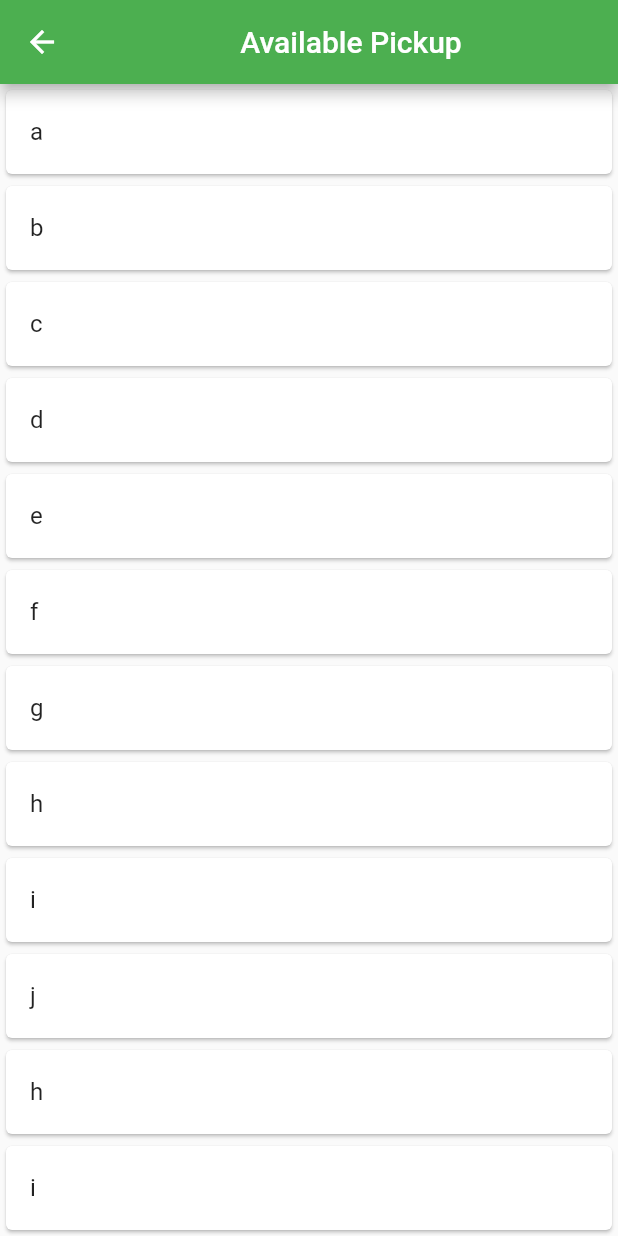
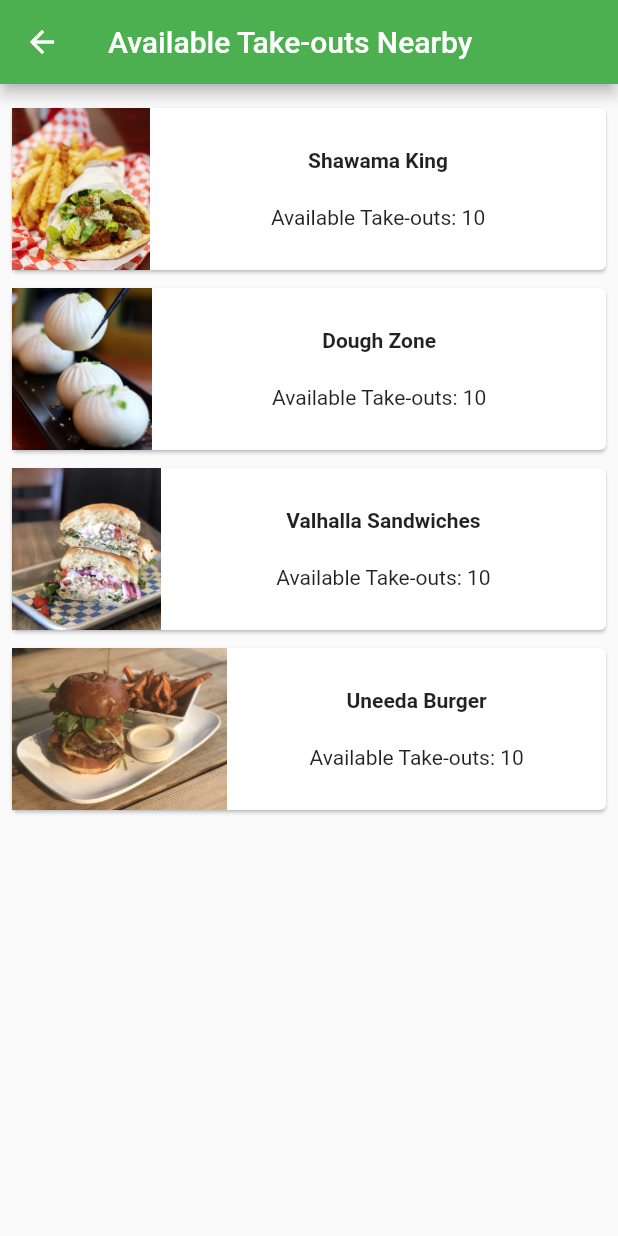
Before and after one commit to kelvinc123/Food4All, a Flutter app: the Drivers screen opened directly, on a phone screen of 412 x 824 dp. Run offline on Flutter 3.47's test engine with Material 2 defaults, Android fonts, the phone set to English and light mode, and no system bars; our stand-ins replace cloud_firestore, firebase_auth, firebase_core, font_awesome_flutter, google_fonts, google_maps_flutter and 2 more; accounts and stored records are empty; Roboto replaces fonts that are missing (Mukta).

Commit message:
add Yiyu's drivers page update

```diff
--- a/flutter/lib/main.dart
+++ b/flutter/lib/main.dart
@@ -2,7 +2,6 @@ import 'package:firebase_core/firebase_core.dart';
 import 'package:firebase_auth/firebase_auth.dart';
 import 'package:flutter/material.dart';
 import 'package:food4all_app/core/auth/authentication-service.dart';
-// import 'package:food4all_app/screens/feed.dart';
 import 'package:food4all_app/screens/loading.dart';
 import 'package:food4all_app/widgets/auth/authentication-wrapper.dart';
 import 'package:google_fonts/google_fonts.dart';
--- a/flutter/lib/screens/drivers.dart
+++ b/flutter/lib/screens/drivers.dart
@@ -1,4 +1,6 @@
 import 'package:flutter/material.dart';
+
+
 
 class Drivers extends StatefulWidget {
   @override
@@ -9,55 +11,74 @@ class _DriversState extends State<Drivers> {
   @override
   Widget build(BuildContext context) {
     return Scaffold(
-      appBar: AppBar(
-          title: Center(
-        child: Text("Available Pickup"),
-      )),
       body: DriverBody(),
     );
   }
 }
 
+
 class DriverBody extends StatelessWidget {
-  List<String> _testItems = [
-    "a",
-    "b",
-    "c",
-    "d",
-    "e",
-    "f",
-    "g",
-    "h",
-    "i",
-    "j",
-    "h",
-    "i",
-    "j"
-  ];
+
+  DriverBody({Key key, this.title}) : super(key: key);
+
+  final String title;
 
   @override
   Widget build(BuildContext context) {
-    return Container(
-      child: ListView.builder(
-          scrollDirection: Axis.vertical,
-          itemCount: _testItems.length,
-          itemBuilder: (BuildContext context, int index) {
-            return RestaurantsWidget(_testItems[index]);
-          }),
-    );
+    return Scaffold(
+        appBar: AppBar(title: Text("Available Take-outs Nearby")),
+        body: ListView(
+          shrinkWrap: true,
+          padding: const EdgeInsets.fromLTRB(2.0, 10.0, 2.0, 10.0),
+          children: <Widget>[
+            ProductBox(
+                name: "Shawama King",
+                description: "Available Take-outs: 10",
+                image: "shaw.png"),
+            ProductBox(
+                name: "Dough Zone",
+                description: "Available Take-outs: 10",
+                image: "dough.png"),
+            ProductBox(
+                name: "Valhalla Sandwiches",
+                description: "Available Take-outs: 10",
+                image: "val.png"),
+            ProductBox(
+                name: "Uneeda Burger",
+                description: "Available Take-outs: 10",
+                image: "une.png"),
+          ],
+        ));
   }
 }
 
-class RestaurantsWidget extends StatelessWidget {
-  final item;
 
-  RestaurantsWidget(this.item);
-
-  @override
+class ProductBox extends StatelessWidget {
+  ProductBox({Key key, this.name, this.description, this.image})
+      : super(key: key);
+  final String name;
+  final String description;
+  final String image;
   Widget build(BuildContext context) {
-    return Card(
-        child: ListTile(
-      title: Text(item),
-    ));
+    return Container(
+        padding: EdgeInsets.all(2),
+        height: 120,
+        child: Card(
+            child: Row(
+                mainAxisAlignment: MainAxisAlignment.spaceEvenly,
+                children: <Widget>[
+              Image.asset("assets/images/" + image),
+              Expanded(
+                  child: Container(
+                      padding: EdgeInsets.all(5),
+                      child: Column(
+                        mainAxisAlignment: MainAxisAlignment.spaceEvenly,
+                        children: <Widget>[
+                          Text(this.name,
+                              style: TextStyle(fontWeight: FontWeight.bold)),
+                          Text(this.description),
+                        ],
+                      )))
+            ])));
   }
 }
--- a/flutter/lib/screens/feed.dart
+++ /dev/null
@@ -1,8 +0,0 @@
-import 'package:flutter/material.dart';
-
-class Feed extends StatelessWidget {
-  @override
-  Widget build(BuildContext context) {
-    return Container(color: Colors.greenAccent[700], child: Text("Feed"));
-  }
-}
--- a/flutter/pubspec.yaml
+++ b/flutter/pubspec.yaml
@@ -68,6 +68,12 @@ flutter:
     - assets/images/register_bg.png
     - assets/images/logo.png
     - assets/images/google_logo.png
+
+    # Add Yiyu's sample images. Later on, we can use firestore.
+    - assets/images/dough.png
+    - assets/images/shaw.png
+    - assets/images/une.png
+    - assets/images/val.png
   #   - images/a_dot_ham.jpeg
 
   # An image asset can refer to one or more resolution-specific "variants", see
```
Also changed, not shown: flutter/assets/images/dough.png (added), flutter/assets/images/shaw.png (added), flutter/assets/images/une.png (added), flutter/assets/images/val.png (added), 3 other files.
